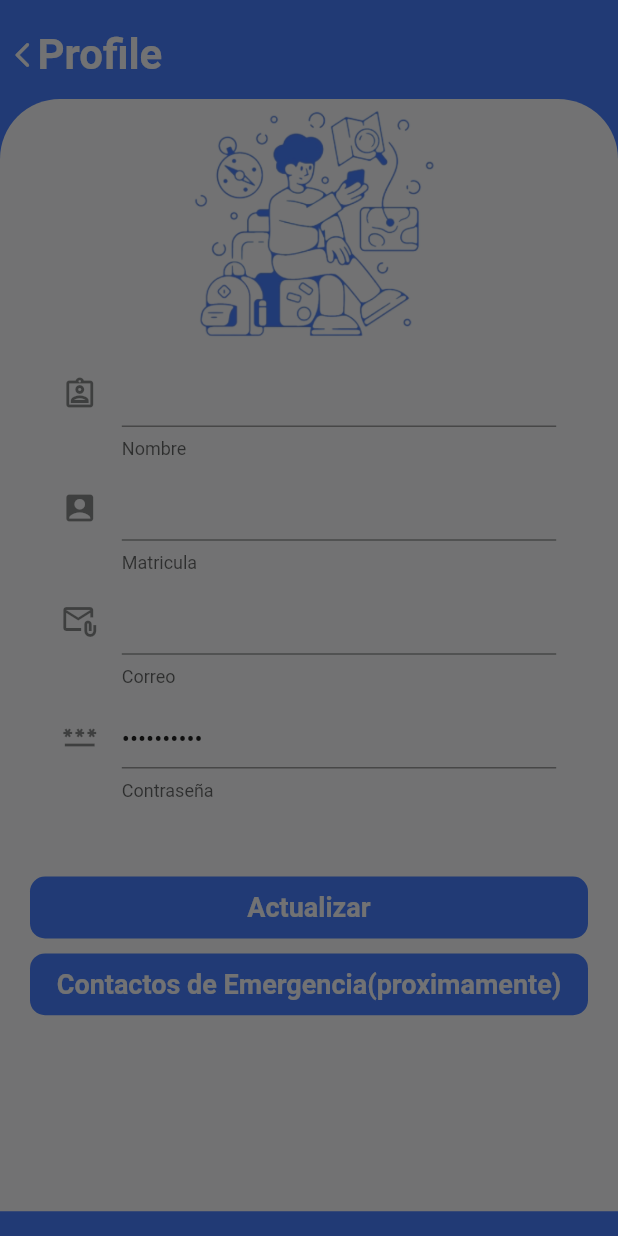
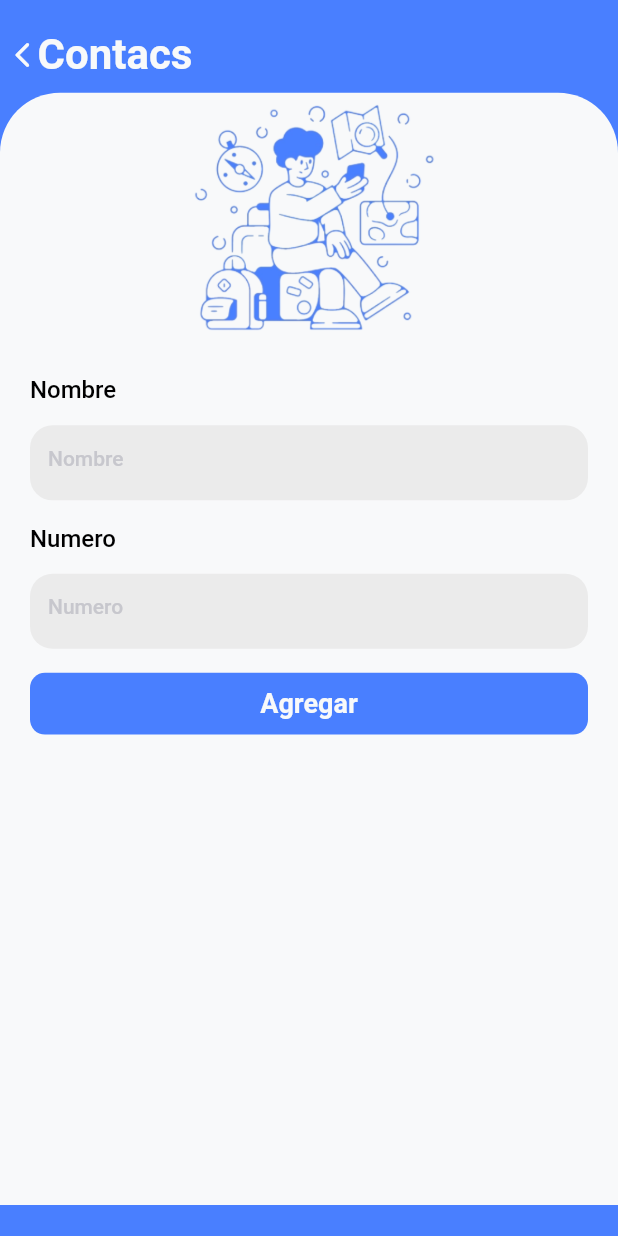
Before and after one commit to AldairGC/StudentButton, a Flutter app: the Profile screen opened directly, after a tap on "Contactos de Emergencia(proximamente)", on a phone screen of 412 x 824 dp. Run offline on Flutter 3.47's test engine with Material 2 defaults, Android fonts, the phone set to English and light mode, and no system bars; our stand-ins replace cloud_firestore, firebase_core, geolocator; accounts and stored records are empty.

Commit message:
new commit contacts modify

```diff
--- /dev/null
+++ b/appstudentbutton6/lib/screens/contacs.dart
@@ -0,0 +1,126 @@
+import 'dart:convert';
+import 'package:appstudentbutton6/screens/profile.dart';
+import 'package:flutter/material.dart';
+import 'package:appstudentbutton6/styles/app_colors.dart';
+import 'package:appstudentbutton6/screens/signup.dart';
+import 'package:appstudentbutton6/widgets/custom_button.dart';
+import 'package:appstudentbutton6/widgets/custom_formfield.dart';
+import 'package:appstudentbutton6/widgets/custom_header.dart';
+import 'package:appstudentbutton6/widgets/custom_richtext.dart';
+import 'package:appstudentbutton6/screens/home.dart';
+import 'package:cloud_firestore/cloud_firestore.dart';
+import 'package:crypto/crypto.dart';
+import 'package:appstudentbutton6/GlobalsVariables/globals.dart' as globals;
+
+class Contacs extends StatefulWidget {
+  const Contacs({Key? key}) : super(key: key);
+
+  @override
+  State<Contacs> createState() => _ContacsState();
+}
+
+class _ContacsState extends State<Contacs> {
+  @override
+  void initState() {
+    super.initState();
+  }
+
+  final _nameController = TextEditingController();
+  final _numberController = TextEditingController();
+
+  String get name => _nameController.text.trim();
+  String get number => _numberController.text.trim();
+
+  Map<String, dynamic> contactos = {
+    '1': "",
+    '2': "",
+    '3': "",
+  };
+
+  _updateDataContacts(contactos) async {
+    var collection = FirebaseFirestore.instance.collection('Users');
+    collection
+        .doc(globals.documentId)
+        .update({"Contactos": contactos})
+        .then((_) => print('Success'))
+        .catchError((error) => print('Failed: $error'));
+  }
+
+  @override
+  Widget build(BuildContext context) {
+    return Scaffold(
+      body: SafeArea(
+          child: Stack(
+        children: [
+          Container(
+            height: MediaQuery.of(context).size.height,
+            width: MediaQuery.of(context).size.width,
+            color: AppColors.blue,
+          ),
+          CustomHeader(
+            text: 'Contacs',
+            onTap: () {
+              Navigator.pushReplacement(context,
+                  MaterialPageRoute(builder: (context) => const Profile()));
+            },
+          ),
+          Positioned(
+            top: MediaQuery.of(context).size.width * 0.15,
+            child: Container(
+              height: MediaQuery.of(context).size.height * 0.9,
+              width: MediaQuery.of(context).size.width,
+              decoration: const BoxDecoration(
+                  color: AppColors.whiteshade,
+                  borderRadius: BorderRadius.only(
+                      topLeft: Radius.circular(40),
+                      topRight: Radius.circular(40))),
+              child: Column(
+                crossAxisAlignment: CrossAxisAlignment.start,
+                children: [
+                  Container(
+                    height: MediaQuery.of(context).size.height * 0.2,
+                    alignment: Alignment.center,
+                    child: Image.asset("assets/images/login.png"),
+                  ),
+                  const SizedBox(
+                    height: 24,
+                  ),
+                  CustomFormField(
+                    headingText: "Nombre",
+                    hintText: "Nombre",
+                    obsecureText: false,
+                    suffixIcon: const SizedBox(),
+                    controller: _nameController,
+                    maxLines: 1,
+                    textInputAction: TextInputAction.done,
+                    textInputType: TextInputType.emailAddress,
+                  ),
+                  const SizedBox(
+                    height: 16,
+                  ),
+                  CustomFormField(
+                    headingText: "Numero",
+                    hintText: "Numero",
+                    obsecureText: false,
+                    suffixIcon: const SizedBox(),
+                    controller: _nameController,
+                    maxLines: 1,
+                    textInputAction: TextInputAction.done,
+                    textInputType: TextInputType.emailAddress,
+                  ),
+                  const SizedBox(
+                    height: 16,
+                  ),
+                  AuthButton(
+                    onTap: () {},
+                    text: 'Agregar',
+                  ),
+                ],
+              ),
+            ),
+          ),
+        ],
+      )),
+    );
+  }
+}
--- a/appstudentbutton6/lib/screens/profile.dart
+++ b/appstudentbutton6/lib/screens/profile.dart
@@ -1,3 +1,6 @@
+import 'dart:convert';
+
+import 'package:appstudentbutton6/screens/contacs.dart';
 import 'package:appstudentbutton6/screens/home.dart';
 import 'package:appstudentbutton6/widgets/custom_button_profile.dart';
 import 'package:cloud_firestore/cloud_firestore.dart';
@@ -19,44 +22,30 @@ class _ProfileState extends State<Profile> {
     super.initState();
   }
 
-  _updateData(email, tuition, name) async {
+  _updateData(password, email, tuition, name) async {
     var collection = FirebaseFirestore.instance.collection('Users');
+    var bytes = utf8.encode(password);
     collection
         .doc(globals.documentId)
         .update({
           'Correo': email,
           'Matricula': tuition,
           'Nombre': name,
+          'Contraseña': name,
         })
         .then((_) => print('Success'))
         .catchError((error) => print('Failed: $error'));
   }
 
-  _updateDataContacts(contactos) async {
-    var collection = FirebaseFirestore.instance.collection('Users');
-    collection
-        .doc(globals.documentId)
-        .update({"Contactos": contactos})
-        .then((_) => print('Success'))
-        .catchError((error) => print('Failed: $error'));
-  }
-
-  void _showAlertNoEmail() {
-    showDialog(context: context, builder: (_) => AlertDialog());
-  }
-
-  Map<String, dynamic> contactos = {
-    '1': "",
-    '2': "",
-    '3': "",
-  };
   final _userName = TextEditingController(text: globals.userName);
   final _emailController = TextEditingController(text: globals.userEmail);
   final _tuitionController = TextEditingController(text: globals.userMatricula);
+  final _passwordController = TextEditingController(text: "12345");
 
   String get userName => _userName.text.trim();
   String get email => _emailController.text.trim();
   String get tuition => _tuitionController.text.trim();
+  String get password => _passwordController.text.trim();
 
   @override
   Widget build(BuildContext context) {
@@ -157,8 +146,8 @@ class _ProfileState extends State<Profile> {
                       height: MediaQuery.of(context).size.height * 0.08,
                       width: MediaQuery.of(context).size.width * 0.8,
                       child: TextFormField(
-                        initialValue: "1234567890",
-                        obscureText: true,
+                        controller: _passwordController,
+                        obscureText: false,
                         decoration: const InputDecoration(
                           icon: Icon(Icons.password),
                           labelStyle: TextStyle(
@@ -173,7 +162,7 @@ class _ProfileState extends State<Profile> {
                     ),
                     AuthButtonProfile(
                       onTap: () {
-                        _updateData(email, tuition, userName);
+                        _updateData(password, email, tuition, userName);
                       },
                       text: 'Actualizar',
                     ),
@@ -182,7 +171,10 @@ class _ProfileState extends State<Profile> {
                     ),
                     AuthButtonProfile(
                       onTap: () {
-                        _showAlertNoEmail();
+                        Navigator.pushReplacement(
+                            context,
+                            MaterialPageRoute(
+                                builder: (context) => const Contacs()));
                       },
                       text: 'Contactos de Emergencia(proximamente)',
                     ),
```
